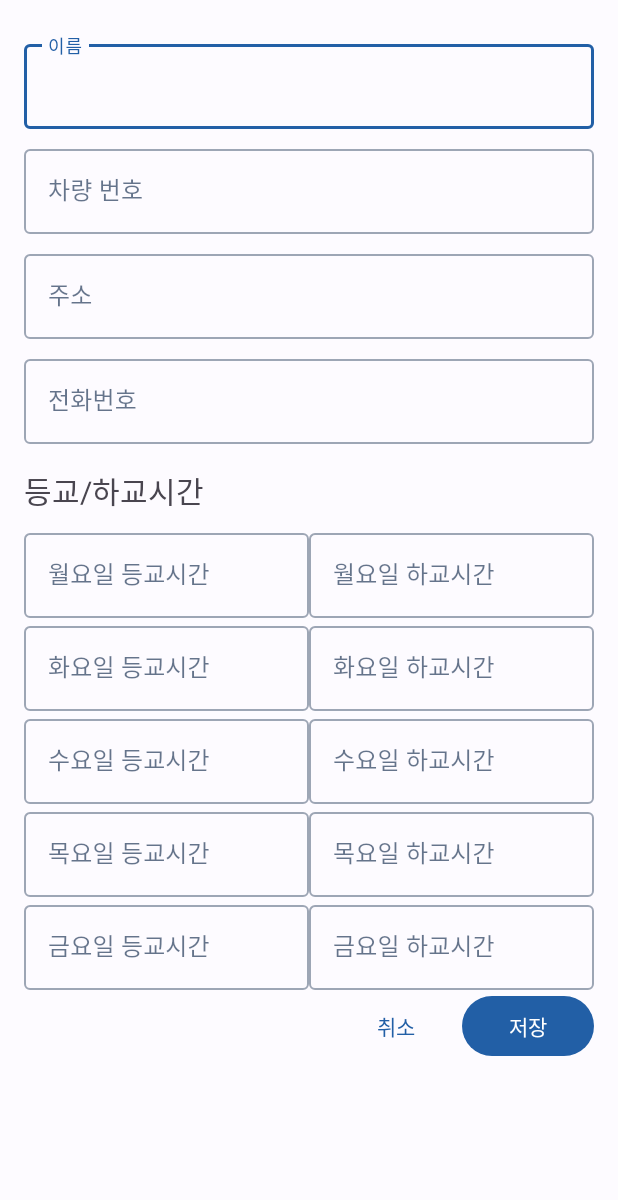
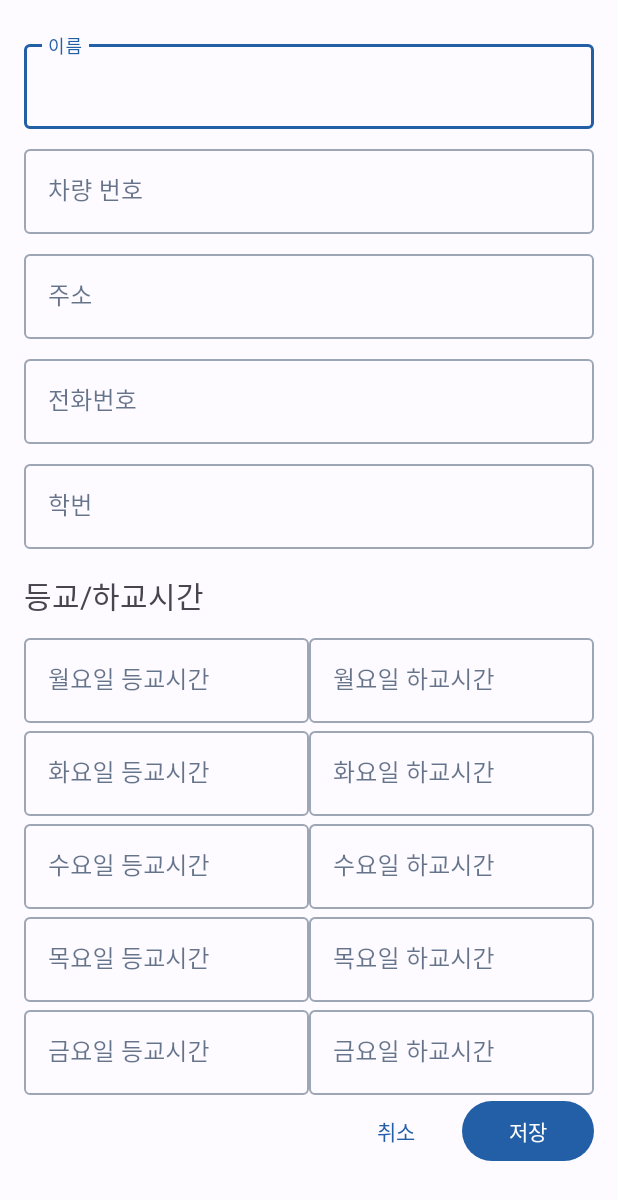
Before and after one commit to Starcandy320/Gachigachi, an Android app: the CarReg screen opened directly, with no data from a screen before it, on a phone screen of 412 x 824 dp. Shown: the top 1200 px of the screen. Run offline under Robolectric (Android 15) with nearby library versions, the phone set to English and light mode, and no system bars; our stand-ins replace Firebase (no records; nobody signed in at launch, a user with empty details on screens opened directly).

Commit message:
세부사항 변경
학번 추가, 완료 후 액티비티 종료, 구분자 추가

```diff
--- a/app/src/main/res/layout/activity_car_reg.xml
+++ b/app/src/main/res/layout/activity_car_reg.xml
@@ -66,6 +66,20 @@
                 android:layout_height="wrap_content"
                 android:inputType="phone"/>
         </com.google.android.material.textfield.TextInputLayout>
+
+        <com.google.android.material.textfield.TextInputLayout
+            style="@style/Widget.MaterialComponents.TextInputLayout.OutlinedBox"
+            android:layout_width="match_parent"
+            android:layout_height="wrap_content"
+            android:layout_marginTop="8dp"
+            android:hint="학번">
+
+            <com.google.android.material.textfield.TextInputEditText
+                android:id="@+id/editTextStudentID"
+                android:layout_width="match_parent"
+                android:layout_height="wrap_content"/>
+        </com.google.android.material.textfield.TextInputLayout>
+
         <TextView
             android:layout_width="wrap_content"
             android:layout_height="wrap_content"
```
Also changed, not shown: app/src/main/java/com/yc/ac/gachigachi/CarReg.java (+15 -6 lines).
